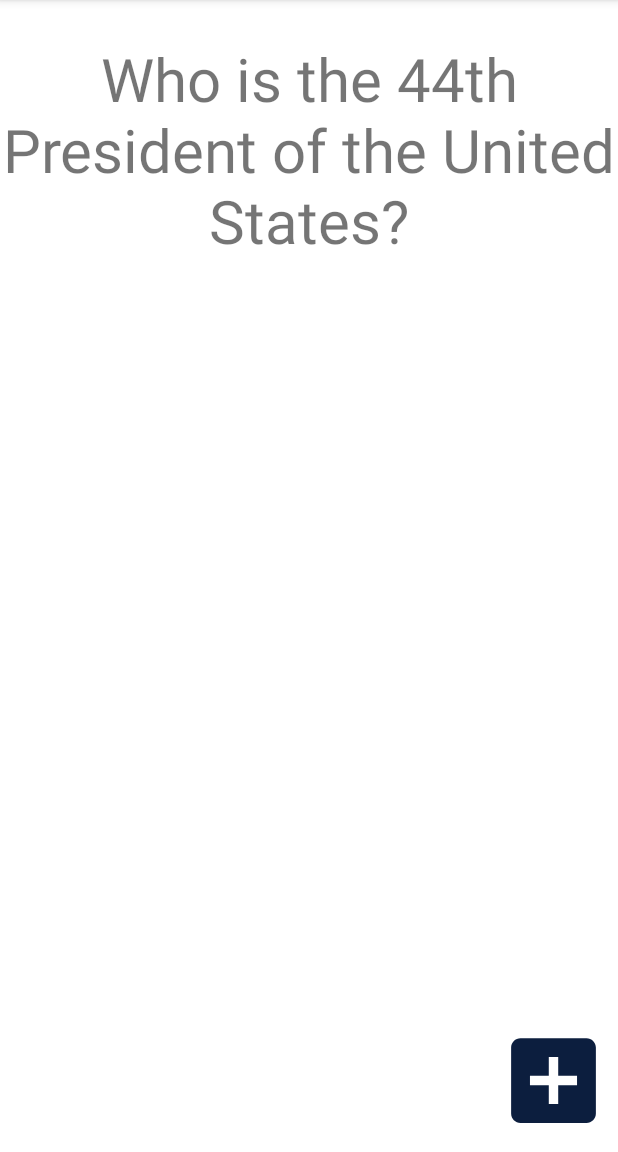
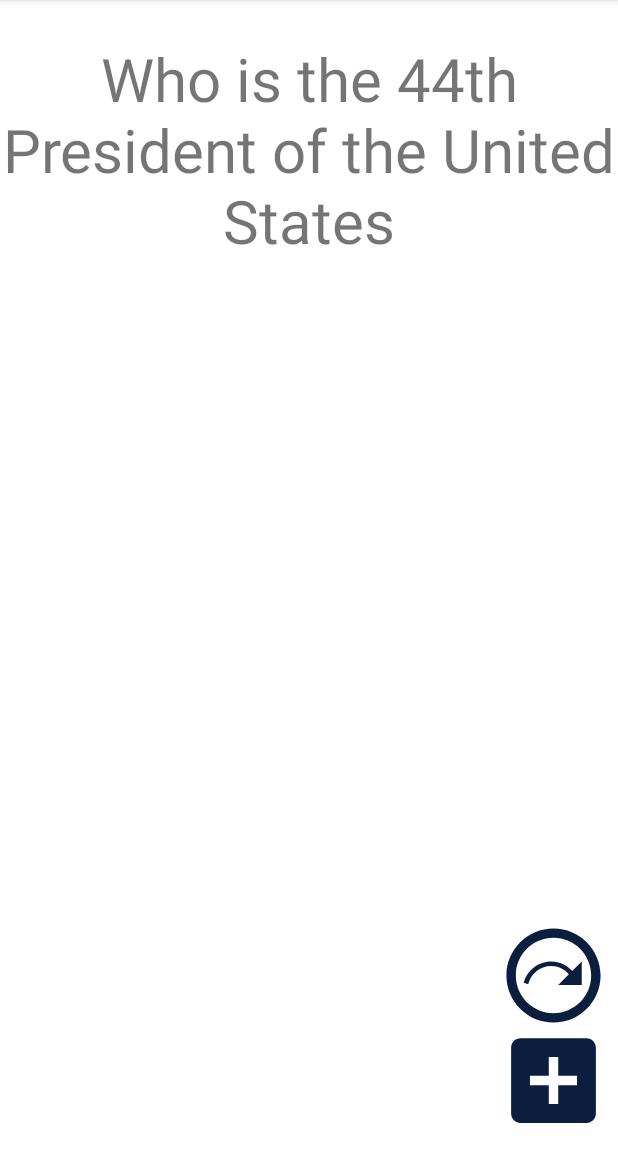
Before and after one commit to gabo0802/CoolFlashcardApp, an Android app: the screen it shows after launch (MainActivity), on a phone screen of 412 x 824 dp, the part 84-1236 px from its top. Run offline under Robolectric (Android 15) with nearby library versions, the phone set to English and light mode, and no system bars; our stand-ins replace Room's generated code.

Commit message:
Lab 3 initial Push

```diff
--- a/app/build.gradle
+++ b/app/build.gradle
@@ -1,6 +1,7 @@
 plugins {
     id 'com.android.application'
     id 'org.jetbrains.kotlin.android'
+    id 'kotlin-kapt'
 }
 
 android {
@@ -40,4 +41,9 @@ dependencies {
     testImplementation 'junit:junit:4.13.2'
     androidTestImplementation 'androidx.test.ext:junit:1.1.3'
     androidTestImplementation 'androidx.test.espresso:espresso-core:3.4.0'
+
+    def room_version = "2.4.2"
+
+    implementation "androidx.room:room-ktx:$room_version"
+    kapt "androidx.room:room-compiler:$room_version"
 }
--- /dev/null
+++ b/app/src/main/java/com/example/coolflashcardapp/AppDatabase.kt
@@ -0,0 +1,12 @@
+package com.example.coolflashcardapp
+
+import androidx.room.Database
+import androidx.room.RoomDatabase
+import com.example.coolflashcardapp.Flashcard
+import com.example.coolflashcardapp.FlashcardDao
+
+@Database(entities = [Flashcard::class], version = 1)
+
+abstract class AppDatabase : RoomDatabase() {
+    abstract fun flashcardDao(): FlashcardDao
+}
--- /dev/null
+++ b/app/src/main/java/com/example/coolflashcardapp/Flashcard.kt
@@ -0,0 +1,16 @@
+package com.example.coolflashcardapp
+
+import androidx.room.ColumnInfo
+import androidx.room.Entity
+import androidx.room.Ignore
+import androidx.room.PrimaryKey
+import java.util.*
+
+@Entity
+data class Flashcard(
+    @ColumnInfo(name = "question") val question: String,
+    @ColumnInfo(name = "answer") val answer: String,
+    @ColumnInfo(name = "wrong_answer_1") val wrongAnswer1: String? = null,
+    @ColumnInfo(name = "wrong_answer_2") val wrongAnswer2: String? = null,
+    @PrimaryKey(autoGenerate = true) var uuid: Int = 0,
+)
--- /dev/null
+++ b/app/src/main/java/com/example/coolflashcardapp/FlashcardDao.kt
@@ -0,0 +1,23 @@
+package com.example.coolflashcardapp
+
+import androidx.room.Dao
+import androidx.room.Delete
+import androidx.room.Insert
+import androidx.room.OnConflictStrategy
+import androidx.room.Query
+import androidx.room.Update
+
+@Dao
+interface FlashcardDao {
+    @Query("SELECT * FROM flashcard")
+    fun getAll(): List<Flashcard>
+
+    @Insert
+    fun insertAll(vararg flashcards: Flashcard)
+
+    @Delete
+    fun delete(flashcard: Flashcard)
+
+    @Update(onConflict = OnConflictStrategy.REPLACE)
+    fun update(flashcard: Flashcard)
+}
--- /dev/null
+++ b/app/src/main/java/com/example/coolflashcardapp/FlashcardDatabase.kt
@@ -0,0 +1,52 @@
+package com.example.coolflashcardapp
+
+import android.content.Context
+import androidx.room.Room
+
+class FlashcardDatabase internal constructor(context: Context) {
+
+    private val db: AppDatabase
+
+    fun initFirstCard() {
+        if (db.flashcardDao().getAll().isEmpty()) {
+            insertCard(Flashcard("Who is the 44th President of the United States", "Barack Obama"))
+        }
+    }
+
+    fun getAllCards(): List<Flashcard> {
+        return db.flashcardDao().getAll()
+    }
+
+    fun insertCard(flashcard: Flashcard) {
+        db.flashcardDao().insertAll(flashcard)
+    }
+
+    fun deleteCard(flashcardQuestion: String) {
+        val allCards = db.flashcardDao().getAll()
+        for (card in allCards) {
+            if (card.question == flashcardQuestion) {
+                db.flashcardDao().delete(card)
+            }
+        }
+    }
+
+    fun updateCard(flashcard: Flashcard) {
+        db.flashcardDao().update(flashcard)
+    }
+
+    fun deleteAll() {
+        for (flashcard in db.flashcardDao().getAll()) {
+            db.flashcardDao().delete(flashcard)
+        }
+    }
+
+    init {
+        db = Room.databaseBuilder(
+            context.applicationContext,
+            AppDatabase::class.java, "flashcard-database"
+        )
+            .allowMainThreadQueries()
+            .fallbackToDestructiveMigration()
+            .build()
+    }
+}
--- a/app/src/main/java/com/example/coolflashcardapp/MainActivity.kt
+++ b/app/src/main/java/com/example/coolflashcardapp/MainActivity.kt
@@ -12,12 +12,27 @@ import androidx.activity.result.contract.ActivityResultContracts
 import com.google.android.material.snackbar.Snackbar
 
 class MainActivity : AppCompatActivity() {
+
+    lateinit var flashcardDatabase: FlashcardDatabase
+    var allFlashcards = mutableListOf<Flashcard>()
+
+
     override fun onCreate(savedInstanceState: Bundle?) {
         super.onCreate(savedInstanceState)
         setContentView(R.layout.activity_main)
 
+        var currentCardDisplayedIndex = 0
+        flashcardDatabase = FlashcardDatabase(this)
+        flashcardDatabase.initFirstCard()
         val flashcardQuestion = findViewById<TextView>(R.id.flashcard_question)
         val flashcardAnswer = findViewById<TextView>(R.id.flashcard_answer)
+
+        allFlashcards = flashcardDatabase.getAllCards().toMutableList()
+        if (allFlashcards.size > 0) {
+            flashcardQuestion.text = allFlashcards[0].question
+            flashcardAnswer.text = allFlashcards[0].answer
+        }
+
         flashcardQuestion.setOnClickListener {
             flashcardQuestion.visibility = View.INVISIBLE
             flashcardAnswer.visibility = View.VISIBLE
@@ -40,11 +55,18 @@ class MainActivity : AppCompatActivity() {
                     val question = data.getStringExtra("question")
                     val answer = data.getStringExtra("answer")
 
+                    Log.i("MainActivity", "Question: $question")
+                    Log.i("MainActivity", "Answer: $answer")
+
                     flashcardQuestion.text = question
                     flashcardAnswer.text = answer
 
-                    Log.i("MainActivity", "Question: $question")
-                    Log.i("MainActivity", "Answer: $answer")
+                    if(question != null && answer != null) {
+                        flashcardDatabase.insertCard(Flashcard(question.toString(), answer.toString()))
+                        allFlashcards = flashcardDatabase.getAllCards().toMutableList()
+                    } else {
+                        Log.e("TAG","Missing question or answer to input into database. Question is $question and Answer is $answer")
+                    }
                 } else {
                     Log.i("MainActivity", "Returned null data from AddCardActivity")
                 }
@@ -55,5 +77,27 @@ class MainActivity : AppCompatActivity() {
             resultLauncher.launch(intent)
         }
 
+        findViewById<View>(R.id.next).setOnClickListener {
+            if(allFlashcards.size == 0) {
+                return@setOnClickListener
+            }
+
+            currentCardDisplayedIndex++
+
+            if(currentCardDisplayedIndex >= allFlashcards.size) {
+                Snackbar.make(
+                    findViewById<TextView>(R.id.flashcard_question),
+                    "You've reached the end of the cards, going back to start.",
+                    Snackbar.LENGTH_SHORT)
+                    .show()
+                currentCardDisplayedIndex = 0
+            }
+
+            allFlashcards = flashcardDatabase.getAllCards().toMutableList()
+            val (question, answer) = allFlashcards[currentCardDisplayedIndex]
+
+            findViewById<TextView>(R.id.flashcard_answer).text = answer
+            findViewById<TextView>(R.id.flashcard_question).text = question
+        }
     }
 }
--- /dev/null
+++ b/app/src/main/res/drawable/next.xml
@@ -0,0 +1,6 @@
+<vector android:height="24dp" android:tint="#0C1E3E"
+    android:viewportHeight="24" android:viewportWidth="24"
+    android:width="24dp" xmlns:android="http://schemas.android.com/apk/res/android">
+    <path android:fillColor="@android:color/white" android:pathData="M12,2C6.48,2 2,6.48 2,12c0,5.52 4.48,10 10,10s10,-4.48 10,-10C22,6.48 17.52,2 12,2zM12,20c-4.42,0 -8,-3.58 -8,-8s3.58,-8 8,-8s8,3.58 8,8S16.42,20 12,20z"/>
+    <path android:fillColor="@android:color/white" android:pathData="M15.97,11.03C14.87,9.79 13.28,9 11.5,9c-2.82,0 -5.18,1.95 -5.82,4.56l0.96,0.32C7.15,11.66 9.13,10 11.5,10c1.51,0 2.85,0.68 3.76,1.74L13,14h5V9L15.97,11.03z"/>
+</vector>
--- a/app/src/main/res/layout/activity_main.xml
+++ b/app/src/main/res/layout/activity_main.xml
@@ -10,7 +10,7 @@
         android:id="@+id/flashcard_question"
         android:layout_width="match_parent"
         android:layout_height="200dp"
-        android:text="Who is the 44th President of the United States?"
+        android:text=""
         android:gravity="center"
         android:textSize="40sp" />
 
@@ -21,7 +21,7 @@
         android:layout_below="@id/flashcard_question"
         android:layout_marginTop="-200dp"
         android:gravity="center"
-        android:text="Barack Obama"
+        android:text=""
         android:textSize="40sp"
         android:visibility="invisible" />
 
@@ -36,5 +36,14 @@
         android:layout_marginBottom="10dp"
         app:srcCompat="@drawable/add" />
 
+    <ImageView
+        android:id="@+id/next"
+        android:layout_width="75dp"
+        android:layout_height="75dp"
+        android:layout_alignParentEnd="true"
+        android:layout_alignParentBottom="true"
+        android:layout_marginEnd="5dp"
+        android:layout_marginBottom="80dp"
+        app:srcCompat="@drawable/next" />
 
 </RelativeLayout>
```
